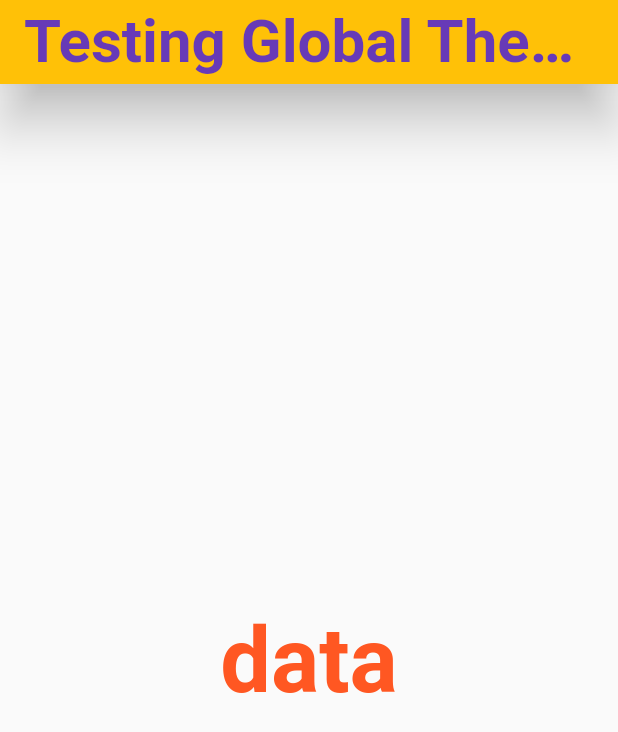
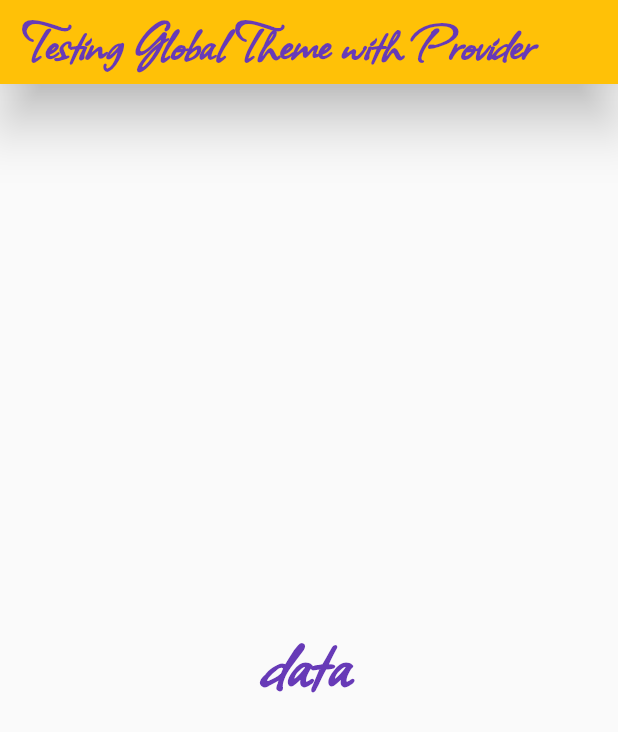
Before and after one commit to sanjibsinha/build_blog_with_flutter, a Flutter app: the screen it shows after launch, on a phone screen of 412 x 824 dp. Shown: the top 732 px of the screen. Run offline on Flutter 3.47's test engine with Material 2 defaults, Android fonts, the phone set to English and light mode, and no system bars.

Commit message:
modifying global theme

```diff
--- a/lib/model/global_theme.dart
+++ b/lib/model/global_theme.dart
@@ -21,7 +21,8 @@ class GlobalTheme with ChangeNotifier {
         height: 1.2,
       ),
       headline1: TextStyle(
-        color: Colors.deepOrange,
+        color: Colors.deepPurple,
+        fontFamily: 'Allison',
         fontWeight: FontWeight.bold,
         fontSize: 60,
       ),
@@ -42,6 +43,7 @@ class GlobalTheme with ChangeNotifier {
       titleTextStyle: TextStyle(
         color: Colors.deepPurple,
         fontWeight: FontWeight.bold,
+        fontFamily: 'Allison',
         fontSize: 40,
       ),
     ),
--- a/lib/view/home.dart
+++ b/lib/view/home.dart
@@ -23,8 +23,9 @@ class HomeAppPage extends StatelessWidget {
   Widget build(BuildContext context) {
     return Scaffold(
       appBar: AppBar(
-        title: const Text(
+        title: Text(
           'Testing Global Theme with Provider',
+          style: Theme.of(context).appBarTheme.titleTextStyle,
         ),
       ),
       body: const HomeAppBody(),
```
Also changed, not shown: pubspec.yaml (+8 -0 lines), lib/fonts/Allison-Regular.ttf (added).
